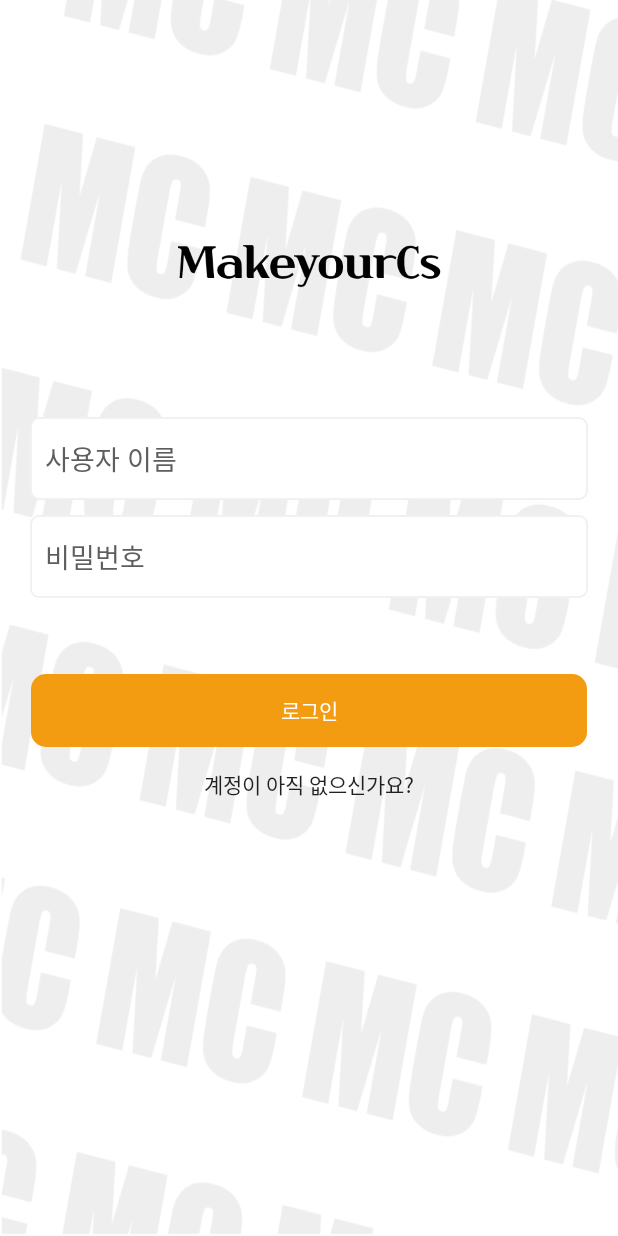
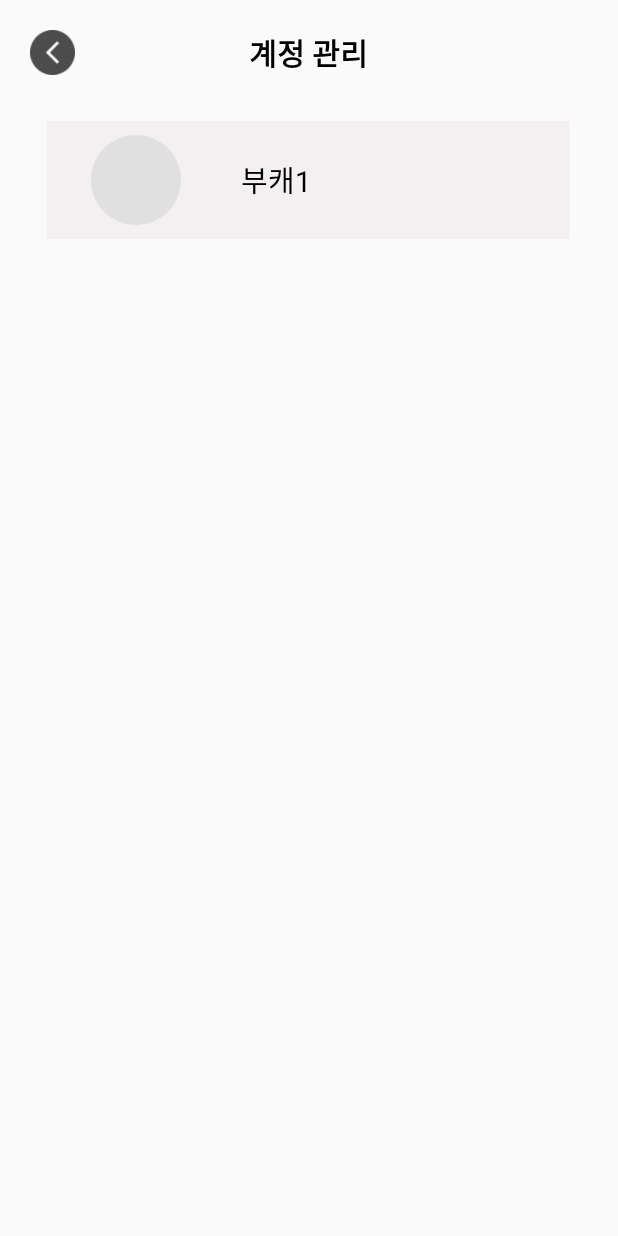
Before and after one commit to njh0317/MakeyourCs, an Android app: the screen it shows after launch (LoginActivity before the commit, AccountMgtMainActivity after it), on a phone screen of 412 x 824 dp. Run offline under Robolectric (Android 15) with nearby library versions, the phone set to English and light mode, and no system bars.

Commit message:
[#14]recyclerView - only one item

```diff
--- a/app/src/main/AndroidManifest.xml
+++ b/app/src/main/AndroidManifest.xml
@@ -9,14 +9,15 @@
         android:roundIcon="@mipmap/ic_launcher_round"
         android:supportsRtl="true"
         android:theme="@style/AppTheme">
-        <activity android:name=".NewAccountMgtActivity"></activity>
-        <activity android:name=".LoginActivity">
+        <activity android:name=".ui.user.management.AccountMgtMainActivity">
             <intent-filter>
                 <action android:name="android.intent.action.MAIN" />
 
                 <category android:name="android.intent.category.LAUNCHER" />
             </intent-filter>
         </activity>
+        <activity android:name=".NewAccountMgtActivity" />
+        <activity android:name=".LoginActivity"/>
         <activity android:name=".MainActivity" />
     </application>
 
--- /dev/null
+++ b/app/src/main/java/com/example/makeyourcs/ui/user/management/AccountMgtItem.kt
@@ -0,0 +1,9 @@
+//check
+package com.example.makeyourcs.ui.user.management
+
+import android.graphics.drawable.Drawable
+import android.view.View
+import android.widget.Toast
+
+class AccountMgtItem (val image: Drawable, val name: String){
+}
--- /dev/null
+++ b/app/src/main/java/com/example/makeyourcs/ui/user/management/AccountMgtMainActivity.kt
@@ -0,0 +1,37 @@
+package com.example.makeyourcs.ui.user.management
+
+import android.accounts.Account
+import android.os.Build
+import androidx.appcompat.app.AppCompatActivity
+import android.os.Bundle
+import android.util.Log
+import androidx.annotation.RequiresApi
+import androidx.databinding.DataBindingUtil
+import com.example.makeyourcs.R
+//import com.example.makeyourcs.databinding.ActivityAccountMgtMainBinding
+import kotlinx.android.synthetic.main.activity_account_mgt_main.*
+
+class AccountMgtMainActivity : AppCompatActivity() {
+
+    @RequiresApi(Build.VERSION_CODES.LOLLIPOP)
+    override fun onCreate(savedInstanceState: Bundle?) {
+        super.onCreate(savedInstanceState)
+        setContentView(R.layout.activity_account_mgt_main)
+
+//        var list = ArrayList<AccountMgtItem>()
+//
+//        list.add(AccountMgtItem(getDrawable(R.drawable.profile_oval)!!, getString(R.string.accname1)))
+//        list.add(AccountMgtItem(getDrawable(R.drawable.profile_oval)!!, getString(R.string.accname2)))
+//        list.add(AccountMgtItem(getDrawable(R.drawable.profile_oval)!!, getString(R.string.accname3)))
+
+        var list = arrayListOf<AccountMgtItem>(
+            AccountMgtItem(getDrawable(R.drawable.profile_oval)!!, getString(R.string.accname2)),
+            AccountMgtItem(getDrawable(R.drawable.profile_oval)!!, getString(R.string.accname2)),
+            AccountMgtItem(getDrawable(R.drawable.profile_oval)!!, getString(R.string.accname2))
+        )
+
+        Log.d("MainActivity", "size: " + list.size.toString())
+        val adapter = AccountMgtRecyclerAdapter(list)
+        recyclerView.adapter = adapter
+    }
+}
--- /dev/null
+++ b/app/src/main/java/com/example/makeyourcs/ui/user/management/AccountMgtRecyclerAdapter.kt
@@ -0,0 +1,48 @@
+//check
+package com.example.makeyourcs.ui.user.management
+
+import android.view.LayoutInflater
+import android.view.View
+import android.view.ViewGroup
+import android.widget.Toast
+import androidx.recyclerview.widget.RecyclerView
+import com.example.makeyourcs.R
+import kotlinx.android.synthetic.main.accountlist_item.view.*
+
+class AccountMgtRecyclerAdapter(private val items: ArrayList<AccountMgtItem>) :
+    RecyclerView.Adapter<AccountMgtRecyclerAdapter.ViewHolder>(){
+
+    // 보여줄 아이템 개수가 몇 개인지
+    override fun getItemCount() = items.size
+
+    // 생성된 View에 보여줄 데이터를 설정(set)해준다 -> View가 생성되면 호출된다.
+    override fun onBindViewHolder(holder: AccountMgtRecyclerAdapter.ViewHolder, position: Int) {
+        val item = items[position]
+        val listener = View.OnClickListener { it ->
+            Toast.makeText(it.context, "Clicked: ${item.name}", Toast.LENGTH_SHORT).show()
+        }
+        holder.apply{
+            bind(listener, item)
+            itemView.tag = item
+        }
+    }
+
+    // 보여줄 아이템 개수만큼 View를 생성한다 -> RecyclerView가 초기화될 때 호출된다.
+    // 여기서 전에 구현한 item.xml을 View로 생성
+    override fun onCreateViewHolder(parent: ViewGroup, viewType: Int):
+            AccountMgtRecyclerAdapter.ViewHolder{
+        val inflatedView = LayoutInflater.from(parent.context)
+            .inflate(R.layout.accountlist_item, parent, false)
+        return AccountMgtRecyclerAdapter.ViewHolder(inflatedView)
+    }
+
+    // ViewHolder 단위 객체로 View의 데이터를 설정한다
+    class ViewHolder(v: View) : RecyclerView.ViewHolder(v) {
+        private var view : View = v
+        fun bind(listener: View.OnClickListener, item:AccountMgtItem){
+            view.acc_image.setImageDrawable(item.image)
+            view.acc_name.text = item.name
+            view.setOnClickListener(listener)
+        }
+    }
+}
--- /dev/null
+++ b/app/src/main/res/layout/accountlist_item.xml
@@ -0,0 +1,36 @@
+<?xml version="1.0" encoding="utf-8"?>
+<androidx.constraintlayout.widget.ConstraintLayout
+    xmlns:android="http://schemas.android.com/apk/res/android"
+    xmlns:tools="http://schemas.android.com/tools"
+    android:layout_width="match_parent"
+    android:layout_height="match_parent"
+   >
+
+    <LinearLayout
+        android:layout_width="match_parent"
+        android:layout_height="wrap_content"
+        android:layout_marginBottom="10dp"
+        android:background="@drawable/background_accountmgt_item"
+        android:orientation="horizontal"
+        tools:ignore="MissingConstraints">
+
+        <ImageView
+            android:id="@+id/acc_image"
+            android:layout_width="60dp"
+            android:layout_height="60dp"
+            android:layout_marginLeft="30dp"
+            android:layout_marginTop="10dp"
+            android:layout_marginRight="40dp"
+            android:layout_marginBottom="10dp" />
+
+        <TextView
+            android:id="@+id/acc_name"
+            android:layout_width="match_parent"
+            android:layout_height="wrap_content"
+            android:layout_gravity="center_vertical"
+            android:textColor="@color/black"
+            android:text="new text"
+            android:textSize="19sp" />
+
+    </LinearLayout>
+</androidx.constraintlayout.widget.ConstraintLayout>
--- a/app/src/main/res/values/strings.xml
+++ b/app/src/main/res/values/strings.xml
@@ -34,6 +34,10 @@
     <string name="follow_cancel">Follow cancel</string>
     <string name="profile">Profile</string>
     <string name="count_0">0</string>
+    <!--AccountManagement-->
+    <string name="accname1">본캐</string>
+    <string name="accname2">부캐1</string>
+    <string name="accname3">부캐2</string>
 
     <!-- Alarm -->
     <string name="alarm_favorite">Liked the press</string>
```
Also changed, not shown: app/build.gradle (+8 -0 lines), app/src/main/java/com/example/makeyourcs/AccountListviewAdapter.kt (deleted, +0 -67 lines), app/src/main/java/com/example/makeyourcs/AccountListviewItem.kt (deleted, +0 -10 lines), app/src/main/java/com/example/makeyourcs/AccountManagementActivity.kt (deleted, +0 -61 lines), app/src/main/res/layout/account_listview_item.xml (deleted, +0 -28 lines), app/src/main/res/layout/activity_account_mgt_main.xml (renamed from app/src/main/res/layout/activity_account_management.xml, +7 -23 lines).
